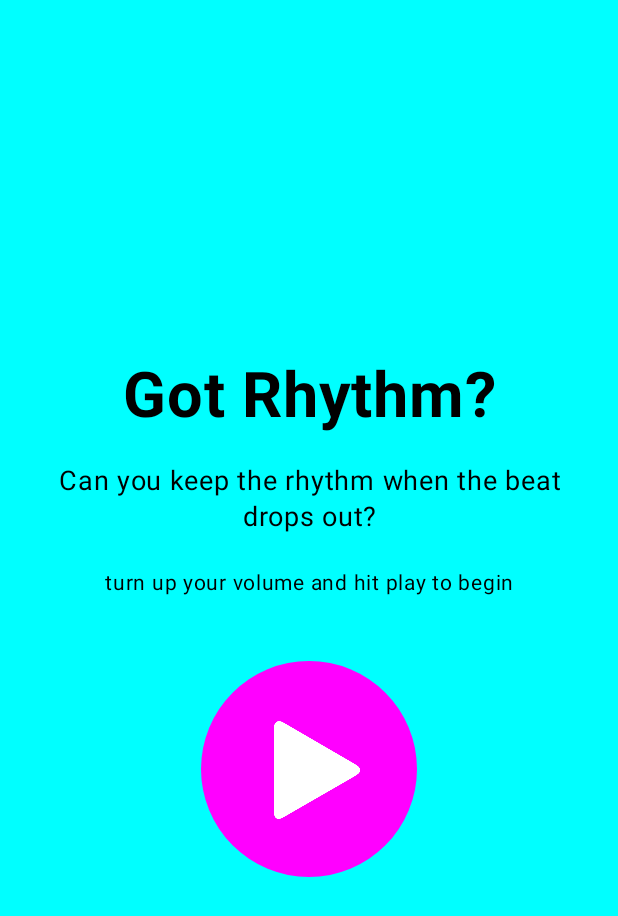
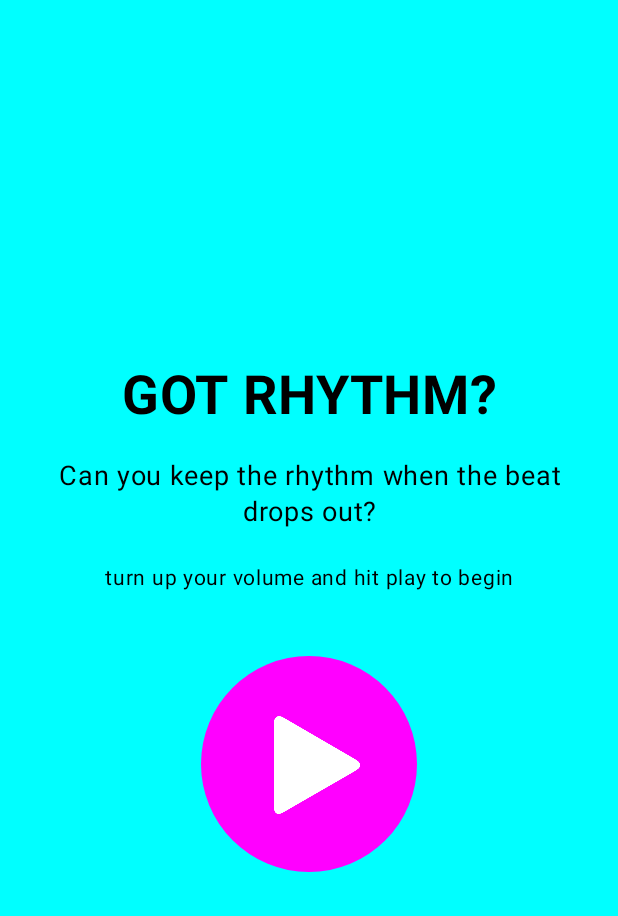
Before and after one commit to SamsonHa2/Tempo_Game, an Android app built with Jetpack Compose: the screen it shows after launch (MainActivity), on a phone screen of 412 x 824 dp. Shown: the top 916 px of the screen. Run offline under Robolectric (Android 15) with nearby library versions, the phone set to English and light mode, and no system bars; our stand-ins replace Dagger/Hilt's generated code.

Commit message:
capitalize Title

```diff
--- a/app/src/main/java/com/example/rememberthebeat/start/StartScreen.kt
+++ b/app/src/main/java/com/example/rememberthebeat/start/StartScreen.kt
@@ -43,8 +43,8 @@ fun StartScreen(
             horizontalAlignment = CenterHorizontally
         ) {
             Text(
-                text = "Got Rhythm?",
-                fontSize = 42.sp,
+                text = "GOT RHYTHM?",
+                fontSize = 36.sp,
                 textAlign = TextAlign.Center,
                 fontWeight = FontWeight.Bold,
                 modifier = Modifier
```
